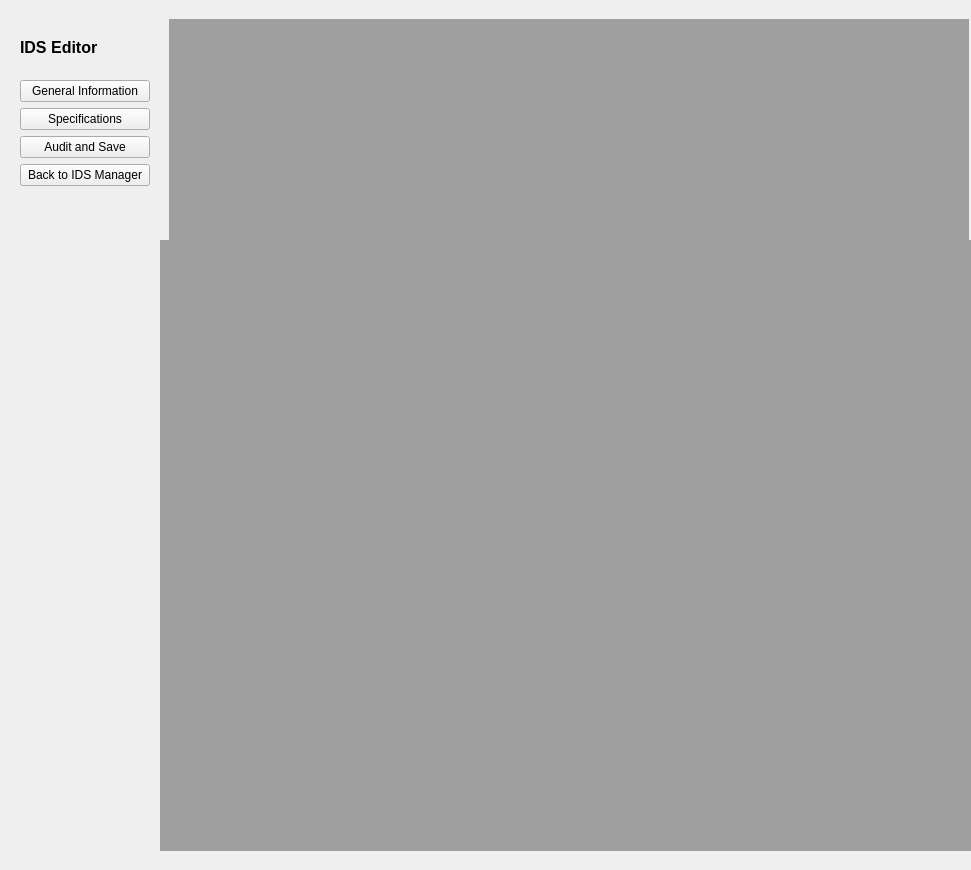
Old version of the form GUI_Windows/idsEditor_main.ui in the repository ivanfelipeib/Masterarbeit.
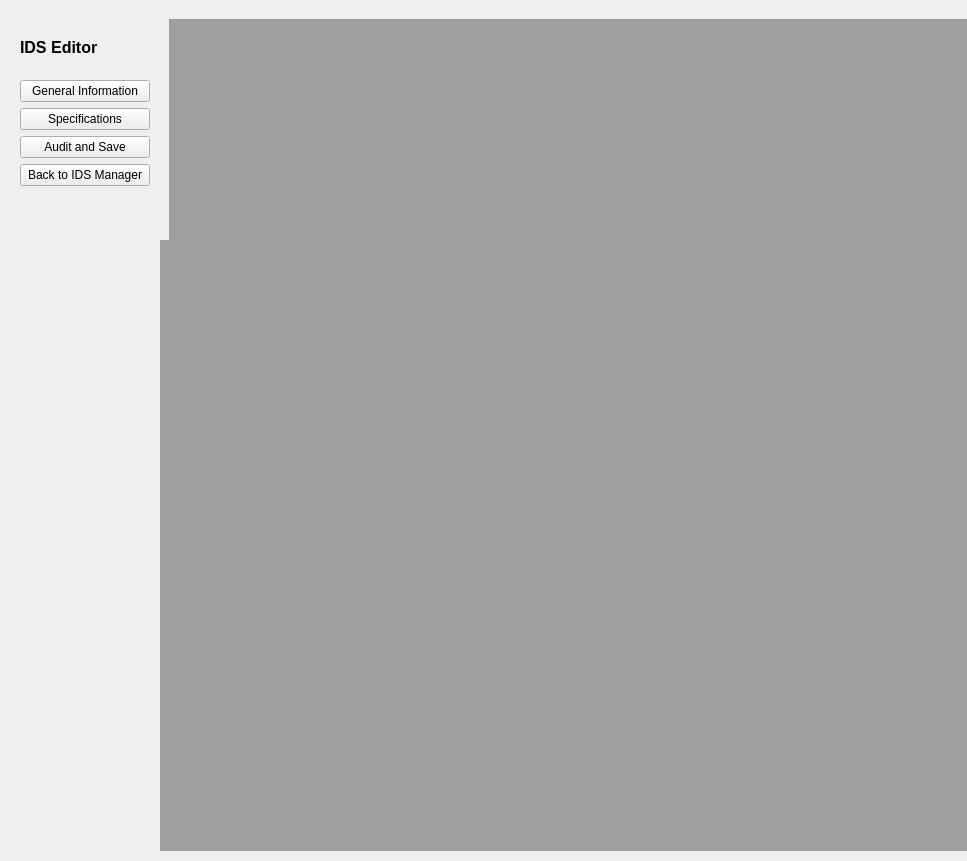
New version of the form.

```diff
--- a/GUI_Windows/idsEditor_main.ui
+++ b/GUI_Windows/idsEditor_main.ui
@@ -6,8 +6,8 @@
    <rect>
     <x>0</x>
     <y>0</y>
-    <width>971</width>
-    <height>870</height>
+    <width>967</width>
+    <height>861</height>
    </rect>
   </property>
   <property name="maximumSize">
```
